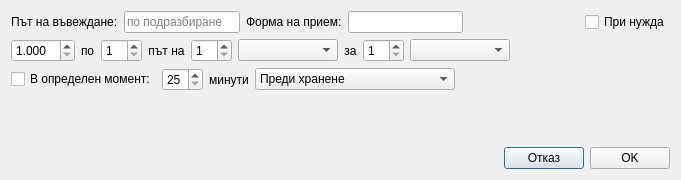
The window that src/View/Widgets/DosageDialog.ui (thefinalcutbg/DinoDent) describes before a commit, drawn with Qt 5.
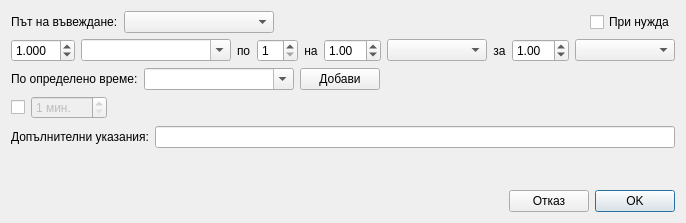
The same window after the commit. Custom widgets are drawn as their Qt base class.

Patch:
```diff
--- a/src/View/Widgets/DosageDialog.ui
+++ b/src/View/Widgets/DosageDialog.ui
@@ -6,8 +6,8 @@
    <rect>
     <x>0</x>
     <y>0</y>
-    <width>681</width>
-    <height>180</height>
+    <width>682</width>
+    <height>223</height>
    </rect>
   </property>
   <property name="windowTitle">
@@ -24,28 +24,18 @@
       </widget>
      </item>
      <item>
-      <widget class="AutoCompleteLineEdit" name="routeEdit">
-       <property name="inputMask">
-        <string/>
-       </property>
-       <property name="text">
-        <string/>
+      <widget class="QComboBox" name="routeCombo">
+       <property name="minimumSize">
+        <size>
+         <width>150</width>
+         <height>0</height>
+        </size>
        </property>
        <property name="placeholderText">
-        <string>по подразбиране</string>
+        <string>По подразбиране</string>
        </property>
       </widget>
      </item>
-     <item>
-      <widget class="QLabel" name="label_3">
-       <property name="text">
-        <string>Форма на прием:</string>
-       </property>
-      </widget>
-     </item>
-     <item>
-      <widget class="AutoCompleteLineEdit" name="doseFormEdit"/>
-     </item>
      <item>
       <spacer name="horizontalSpacer">
        <property name="orientation">
@@ -76,7 +66,7 @@
         <number>3</number>
        </property>
        <property name="minimum">
-        <double>1.000000000000000</double>
+        <double>0.001000000000000</double>
        </property>
        <property name="value">
         <double>1.000000000000000</double>
@@ -84,7 +74,20 @@
       </widget>
      </item>
      <item>
-      <widget class="QLabel" name="formLabel">
+      <widget class="QComboBox" name="doseFormCombo">
+       <property name="minimumSize">
+        <size>
+         <width>150</width>
+         <height>0</height>
+        </size>
+       </property>
+       <property name="editable">
+        <bool>true</bool>
+       </property>
+      </widget>
+     </item>
+     <item>
+      <widget class="QLabel" name="label_5">
        <property name="text">
         <string>по</string>
        </property>
@@ -103,7 +106,7 @@
      <item>
       <widget class="QLabel" name="frequencyLabel">
        <property name="text">
-        <string>път на</string>
+        <string>на</string>
        </property>
        <property name="alignment">
         <set>Qt::AlignCenter</set>
@@ -111,9 +114,9 @@
       </widget>
      </item>
      <item>
-      <widget class="QSpinBox" name="periodSpin">
-       <property name="minimum">
-        <number>1</number>
+      <widget class="QDoubleSpinBox" name="periodSpin">
+       <property name="value">
+        <double>1.000000000000000</double>
        </property>
       </widget>
      </item>
@@ -138,12 +141,9 @@
       </widget>
      </item>
      <item>
-      <widget class="QSpinBox" name="durationSpin">
-       <property name="minimum">
-        <number>1</number>
-       </property>
+      <widget class="QDoubleSpinBox" name="boundsSpin">
        <property name="value">
-        <number>1</number>
+        <double>1.000000000000000</double>
        </property>
       </widget>
      </item>
@@ -175,29 +175,9 @@
    <item>
     <layout class="QHBoxLayout" name="horizontalLayout_2">
      <item>
-      <widget class="QCheckBox" name="checkBox">
+      <widget class="QLabel" name="label">
        <property name="text">
-        <string>В определен момент:</string>
-       </property>
-       <property name="checked">
-        <bool>false</bool>
-       </property>
-      </widget>
-     </item>
-     <item>
-      <widget class="QSpinBox" name="offsetSpin">
-       <property name="minimum">
-        <number>25</number>
-       </property>
-      </widget>
-     </item>
-     <item>
-      <widget class="QLabel" name="label_6">
-       <property name="text">
-        <string>минути</string>
-       </property>
-       <property name="alignment">
-        <set>Qt::AlignCenter</set>
+        <string>По определено време:</string>
        </property>
       </widget>
      </item>
@@ -205,15 +185,23 @@
       <widget class="QComboBox" name="whenCombo">
        <property name="minimumSize">
         <size>
-         <width>200</width>
+         <width>150</width>
          <height>0</height>
         </size>
        </property>
-       <item>
-        <property name="text">
-         <string>Преди хранене</string>
-        </property>
-       </item>
+       <property name="editable">
+        <bool>true</bool>
+       </property>
+      </widget>
+     </item>
+     <item>
+      <widget class="QPushButton" name="addWhenButton">
+       <property name="text">
+        <string>Добави</string>
+       </property>
+       <property name="autoDefault">
+        <bool>false</bool>
+       </property>
       </widget>
      </item>
      <item>
@@ -231,6 +219,111 @@
      </item>
     </layout>
    </item>
+   <item>
+    <layout class="QHBoxLayout" name="horizontalLayout_5">
+     <item>
+      <widget class="QCheckBox" name="offsetCheck">
+       <property name="text">
+        <string/>
+       </property>
+      </widget>
+     </item>
+     <item>
+      <widget class="QSpinBox" name="offsetSpin">
+       <property name="enabled">
+        <bool>false</bool>
+       </property>
+       <property name="suffix">
+        <string> мин.</string>
+       </property>
+       <property name="minimum">
+        <number>1</number>
+       </property>
+       <property name="maximum">
+        <number>120</number>
+       </property>
+       <property name="value">
+        <number>1</number>
+       </property>
+      </widget>
+     </item>
+     <item>
+      <layout class="QHBoxLayout" name="tagLayout">
+       <property name="spacing">
+        <number>0</number>
+       </property>
+      </layout>
+     </item>
+     <item>
+      <spacer name="horizontalSpacer_4">
+       <property name="orientation">
+        <enum>Qt::Horizontal</enum>
+       </property>
+       <property name="sizeHint" stdset="0">
+        <size>
+         <width>40</width>
+         <height>20</height>
+        </size>
+       </property>
+      </spacer>
+     </item>
+     <item>
+      <spacer name="verticalSpacer_2">
+       <property name="orientation">
+        <enum>Qt::Vertical</enum>
+       </property>
+       <property name="sizeType">
+        <enum>QSizePolicy::Fixed</enum>
+       </property>
+       <property name="sizeHint" stdset="0">
+        <size>
+         <width>20</width>
+         <height>24</height>
+        </size>
+       </property>
+      </spacer>
+     </item>
+    </layout>
+   </item>
+   <item>
+    <layout class="QHBoxLayout" name="horizontalLayout_6">
+     <item>
+      <widget class="QLabel" name="label_4">
+       <property name="text">
+        <string>Допълнителни указания:</string>
+       </property>
+      </widget>
+     </item>
+     <item>
+      <widget class="QLineEdit" name="additionalEdit"/>
+     </item>
+    </layout>
+   </item>
+   <item>
+    <widget class="QLabel" name="parseLabel">
+     <property name="sizePolicy">
+      <sizepolicy hsizetype="Preferred" vsizetype="Preferred">
+       <horstretch>0</horstretch>
+       <verstretch>0</verstretch>
+      </sizepolicy>
+     </property>
+     <property name="minimumSize">
+      <size>
+       <width>0</width>
+       <height>0</height>
+      </size>
+     </property>
+     <property name="text">
+      <string/>
+     </property>
+     <property name="alignment">
+      <set>Qt::AlignLeading|Qt::AlignLeft|Qt::AlignTop</set>
+     </property>
+     <property name="wordWrap">
+      <bool>true</bool>
+     </property>
+    </widget>
+   </item>
    <item>
     <spacer name="verticalSpacer">
      <property name="orientation">
@@ -239,13 +332,23 @@
      <property name="sizeHint" stdset="0">
       <size>
        <width>17</width>
-       <height>7</height>
+       <height>40</height>
       </size>
      </property>
     </spacer>
    </item>
    <item>
     <layout class="QHBoxLayout" name="horizontalLayout_4">
+     <item>
+      <widget class="QLabel" name="errorLabel">
+       <property name="styleSheet">
+        <string notr="true">color: red</string>
+       </property>
+       <property name="text">
+        <string/>
+       </property>
+      </widget>
+     </item>
      <item>
       <spacer name="horizontalSpacer_2">
        <property name="orientation">
@@ -271,6 +374,9 @@
        <property name="text">
         <string>OK</string>
        </property>
+       <property name="default">
+        <bool>true</bool>
+       </property>
       </widget>
      </item>
     </layout>
@@ -278,13 +384,6 @@
   </layout>
  </widget>
  <layoutdefault spacing="6" margin="11"/>
- <customwidgets>
-  <customwidget>
-   <class>AutoCompleteLineEdit</class>
-   <extends>QLineEdit</extends>
-   <header>View/uiComponents/AutoCompleteLineEdit.h</header>
-  </customwidget>
- </customwidgets>
  <resources/>
  <connections/>
 </ui>
```
Left out of the diff: 6 changed lines with no effect on the pictures.
